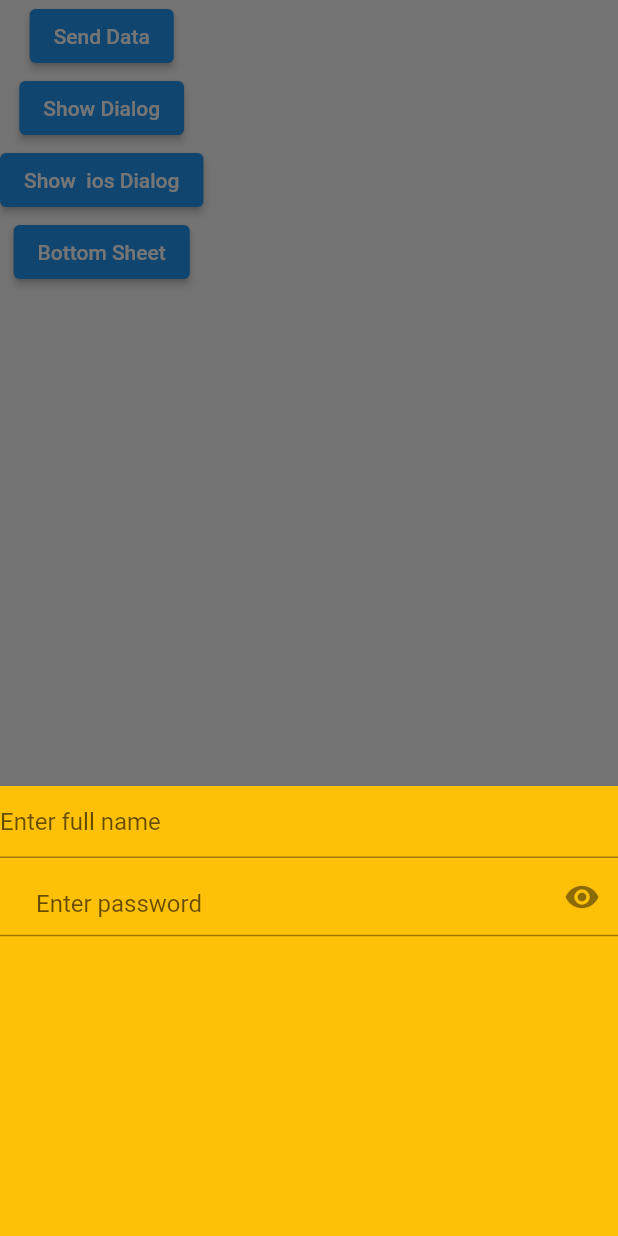
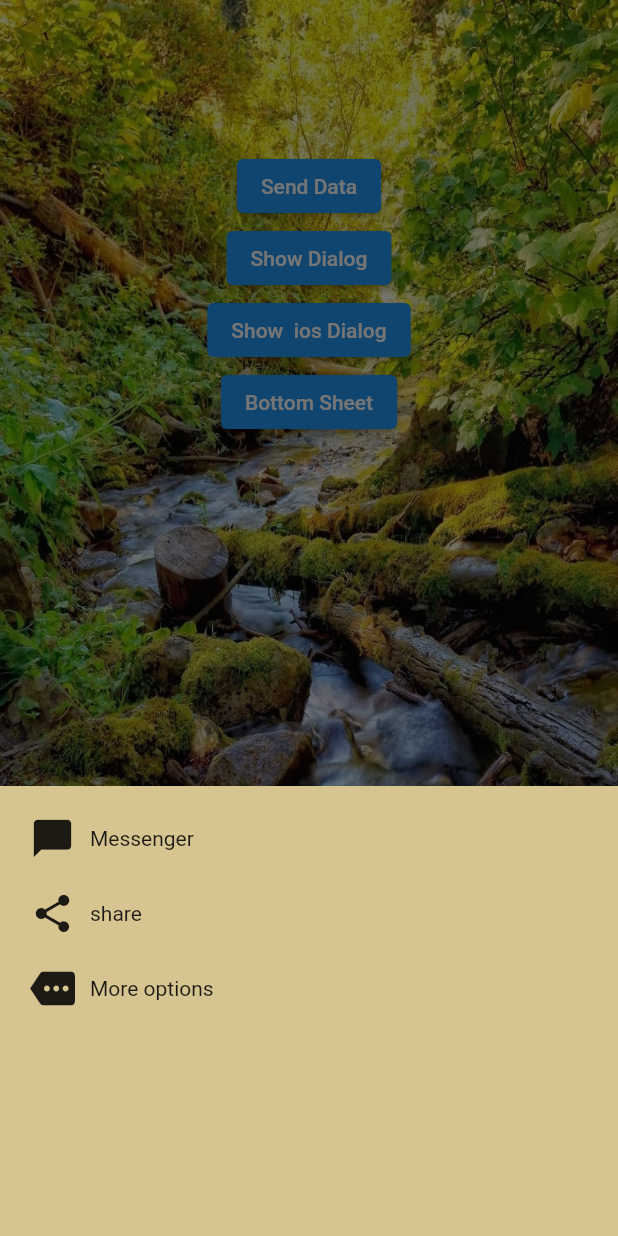
Before and after one commit to Amodmandal/Uidesign-flutter, a Flutter app: the SettingPage screen opened directly, after a tap on "Bottom Sheet", on a phone screen of 412 x 824 dp. Run offline on Flutter 3.47's test engine with Material 2 defaults, Android fonts, the phone set to English and light mode, and no system bars.

Commit message:
Added photo

```diff
--- a/lib/screen/Horizontal_list.dart
+++ b/lib/screen/Horizontal_list.dart
@@ -16,6 +16,7 @@ class _HorizontalListState extends State<HorizontalList> {
           scrollDirection: Axis.horizontal,
           children: [
             Container(
+              color: Colors.blue,
               width: 160,
               child: Center(
                 child: Text(
--- a/lib/screen/login.dart
+++ b/lib/screen/login.dart
@@ -28,12 +28,12 @@ class _loginpageState extends State<loginpage> {
                   return null;
                 },
                 decoration: InputDecoration(
+                  contentPadding: EdgeInsets.only(left: 20),
                   hintText: 'Enter full name',
                 ),
               ),
               TextFormField(
                 obscureText: _ispasswordshow,
-
                 validator: ((value) {
                   if (value!.isEmpty) {
                     return 'Enter your Password';
--- a/lib/screen/setting.dart
+++ b/lib/screen/setting.dart
@@ -13,7 +13,19 @@ class _SettingPageState extends State<SettingPage> {
   @override
   Widget build(BuildContext context) {
     return Scaffold(
-      body: SafeArea(
+      body: Container(
+
+        child: SafeArea(
+          child: Container(
+            decoration: BoxDecoration(
+              image: DecorationImage(
+                image: AssetImage('images/d.jpg'),
+                fit: BoxFit.fill,
+              ),
+
+            ),
+            padding: EdgeInsets.all(100),
+            child: Center(
               child: Column(
                 children: [
                   ElevatedButton(
@@ -21,7 +33,8 @@ class _SettingPageState extends State<SettingPage> {
                       Navigator.push(
                         context,
                         MaterialPageRoute(
-                    builder: ((context) => DetailPage("From Setting page")),
+                          builder: ((context) =>
+                              DetailPage("From Setting page")),
                         ),
                       );
                     },
@@ -48,6 +61,9 @@ class _SettingPageState extends State<SettingPage> {
                     child: Text('Bottom Sheet'),
                   ),
                 ],
+              ),
+            ),
+          ),
         ),
       ),
     );
@@ -106,43 +122,47 @@ class _SettingPageState extends State<SettingPage> {
         context: context,
         builder: (BuildContext context) {
           return Container(
-            color: Colors.amber,
+            color: Color.fromARGB(255, 214, 197, 145),
             height: 300,
-            decoration: bo,
+            child: Container(
+              padding: EdgeInsets.only(left: 20, top: 20),
               child: Column(
+                crossAxisAlignment: CrossAxisAlignment.start,
                 children: [
-                TextFormField(
-                  keyboardType: TextInputType.name,
-                  validator: (value) {
-                    if (value!.isEmpty) {
-                      return 'Enter your Name';
-                    }
-                    return null;
-                  },
-                  decoration: InputDecoration(
-                    hintText: 'Enter full name',
+                  Container(
+                      child: Row(
+                    children: [
+                      Icon(Icons.messenger, size: 30),
+                       SizedBox(
+                        width: 10,
                       ),
+                      Text('Messenger'),
+                    ],
+                  )),
+                  SizedBox(height: 20),
+                  Container(
+                      child: Row(
+                    children: [
+                      Icon(Icons.share, size: 30),
+                       SizedBox(
+                        width: 10,
                       ),
-                TextFormField(
-                  validator: ((value) {
-                    if (value!.isEmpty) {
-                      return 'Enter your Password';
-                    }
-                    if (value.length < 5) {
-                      return 'Enter password greater than 4';
-                    }
-                    return null;
-                  }),
-                  decoration: InputDecoration(
-                    prefix: Icon(Icons.lock),
-                    hintText: 'Enter password',
-                    suffixIcon: IconButton(
-                      icon: Icon(Icons.visibility),
-                      onPressed: () {},
+                      Text('share'),
+                    ],
+                  )),
+                  SizedBox(height: 20),
+                  Container(
+                      child: Row(
+                    children: [
+                      Icon(Icons.more, size: 30),
+                      SizedBox(
+                        width: 10,
                       ),
+                      Text('More options'),
+                    ],
+                  )),
+                ],
               ),
-                ),
-              ],
             ),
           );
         });
--- a/pubspec.yaml
+++ b/pubspec.yaml
@@ -64,6 +64,8 @@ flutter:
 
   assets:
       - images/b.jpg
+      - images/d.jpg
+      - images/c.jpg
   #An image asset can refer to one or more resolution-specific "variants", see
   #https://flutter.dev/assets-and-images/#resolution-aware
 
```
Also changed, not shown: lib/screen/Secondsetting.dart (+5 -3 lines), lib/screen/home.dart (+10 -3 lines), lib/screen/profile.dart (+10 -2 lines). Lines whose indentation alone changed are shown as unchanged.
